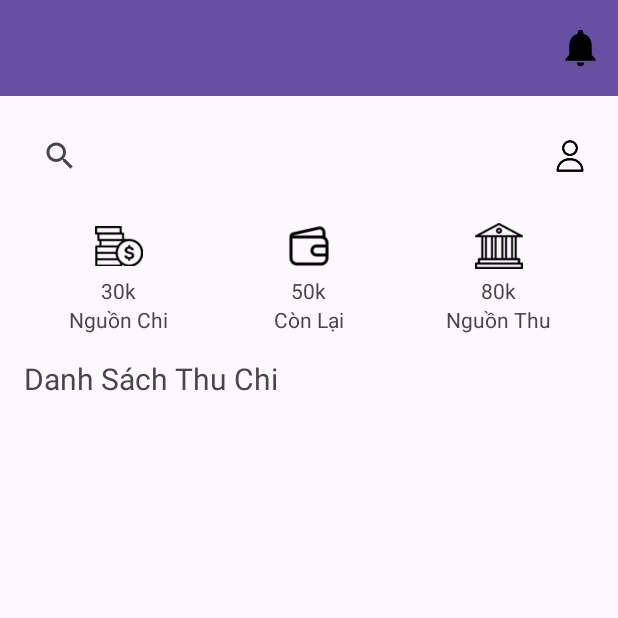
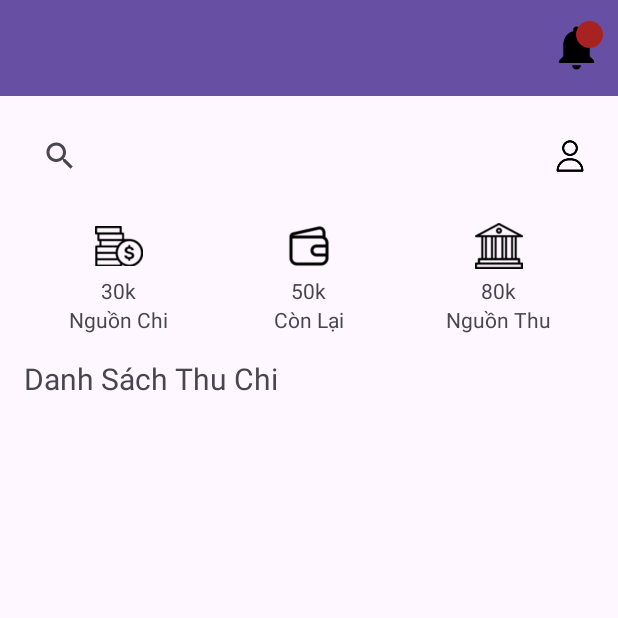
Before and after one commit to emcasa214/N03_QuanLyChiTieu, an Android app: the MainActivity screen opened directly, with no data from a screen before it, on a phone screen of 412 x 824 dp, the top half of it. Run offline under Robolectric (Android 15) with nearby library versions, the phone set to English and light mode, and no system bars; libraries missing offline, so code that uses them is left out: at.favre.lib; 3 statements that could not run were skipped.

Commit message:
Update information

```diff
--- a/app/src/main/java/com/example/n03_quanlychitieu/ui/main/MainActivity.java
+++ b/app/src/main/java/com/example/n03_quanlychitieu/ui/main/MainActivity.java
@@ -27,6 +27,7 @@ import androidx.recyclerview.widget.RecyclerView;
 
 import com.example.n03_quanlychitieu.R;
 import com.example.n03_quanlychitieu.adapter.ThuChiAdapter;
+import com.example.n03_quanlychitieu.dao.NotificationDAO;
 import com.example.n03_quanlychitieu.db.DatabaseHelper;
 import com.example.n03_quanlychitieu.model.Users;
 import com.example.n03_quanlychitieu.ui.category.AddCategoryActivity;
@@ -58,7 +59,8 @@ public class MainActivity extends AppCompatActivity {
     ImageButton btnUser;
     AuthenticationManager auth;
     private String userId;
-    private TextView test;
+    private TextView badgeUnread;
+    private NotificationDAO notificationDAO;
 
     @Override
     protected void onCreate(Bundle savedInstanceState) {
@@ -110,8 +112,10 @@ public class MainActivity extends AppCompatActivity {
         bell = findViewById(R.id.notification_button);
         btnUser = findViewById(R.id.btnUser);
         searchView = findViewById(R.id.search_view);
-        test = findViewById(R.id.section_title3);
+        badgeUnread = findViewById(R.id.badge_unread);
         setSupportActionBar(toolbar);
+        DatabaseHelper dbHelper = new DatabaseHelper(this);
+        notificationDAO = new NotificationDAO(dbHelper.getWritableDatabase());
     }
 
     // Chuyển đến màn hình thông tin cá nhân
@@ -319,4 +323,20 @@ public class MainActivity extends AppCompatActivity {
 
         });
     }
+
+    private void updateUnreadBadge() {
+        int unreadCount = notificationDAO.getUnreadCount(auth.getCurrentUser().getUser_id());
+        if (unreadCount > 0) {
+            badgeUnread.setText(String.valueOf(unreadCount));
+            badgeUnread.setVisibility(View.VISIBLE);
+        } else {
+            badgeUnread.setVisibility(View.GONE);
+        }
+    }
+
+    @Override
+    protected void onResume() {
+        super.onResume();
+        updateUnreadBadge();
+    }
 }
--- a/app/src/main/java/com/example/n03_quanlychitieu/ui/sign/SetBudgets.java
+++ b/app/src/main/java/com/example/n03_quanlychitieu/ui/sign/SetBudgets.java
@@ -299,7 +299,6 @@ public class SetBudgets extends AppCompatActivity implements BudgetAdapter.OnBud
     }
 
     private void clearForm() {
-//        etBudgetName.setText("");
         actvCategory.setText("");
         etAmount.setText("");
         etStartDate.setText("");
--- a/app/src/main/res/layout/activity_main.xml
+++ b/app/src/main/res/layout/activity_main.xml
@@ -33,22 +33,22 @@
 
                     <ImageButton
                         android:id="@+id/notification_button"
-                        android:translationZ="10dp"
-                        android:layout_width="30dp"
-                        android:layout_height="30dp"
+                        android:layout_width="35dp"
+                        android:layout_height="35dp"
                         android:backgroundTint="@color/black"
                         android:background="@drawable/ic_empty_notifications"/>
 
                     <!-- Badge hiển thị số thông báo chưa đọc -->
                     <TextView
                         android:id="@+id/badge_unread"
-                        android:layout_width="12dp"
-                        android:layout_height="12dp"
+                        android:layout_width="18dp"
+                        android:layout_height="18dp"
                         android:layout_gravity="top|end"
                         android:background="@drawable/badge_circle"
                         android:textColor="@color/white"
                         android:textSize="10sp"
-                        android:visibility="gone"/>
+                        android:gravity="center"
+                        android:visibility="visible"/>
                 </FrameLayout>
 
             </androidx.appcompat.widget.Toolbar>
```
Also changed, not shown: app/src/main/java/com/example/n03_quanlychitieu/adapter/BudgetAdapter.java (+0 -13 lines), app/src/main/java/com/example/n03_quanlychitieu/adapter/NotificationAdapter.java (+5 -30 lines), app/src/main/java/com/example/n03_quanlychitieu/ui/sign/notification_user.java (+8 -28 lines), app/src/main/res/layout/activity_notification.xml (+11 -10 lines).
